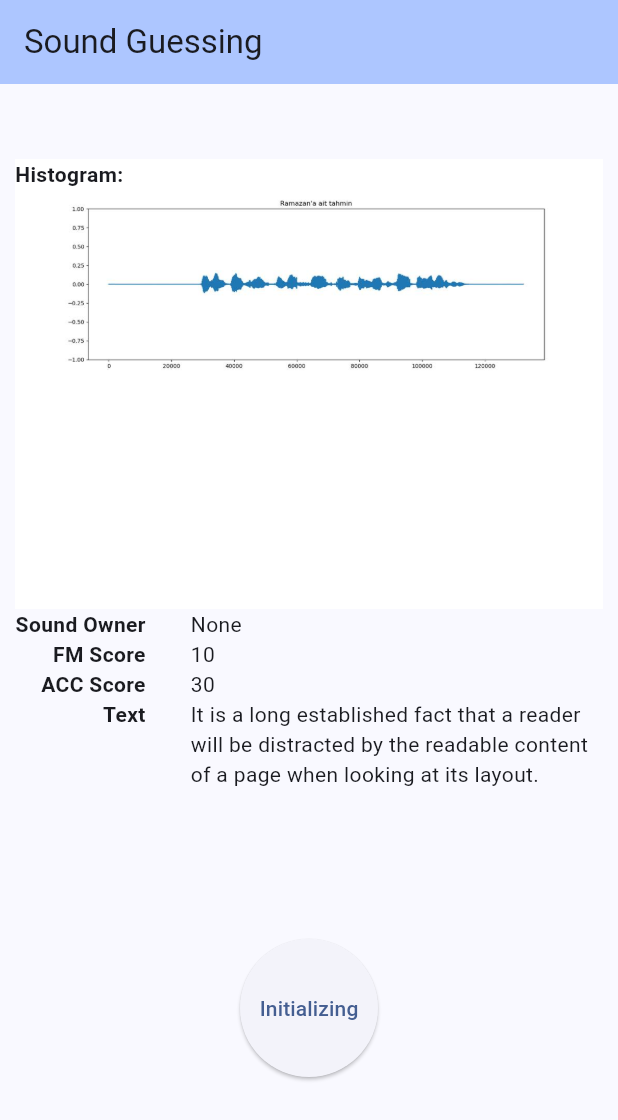
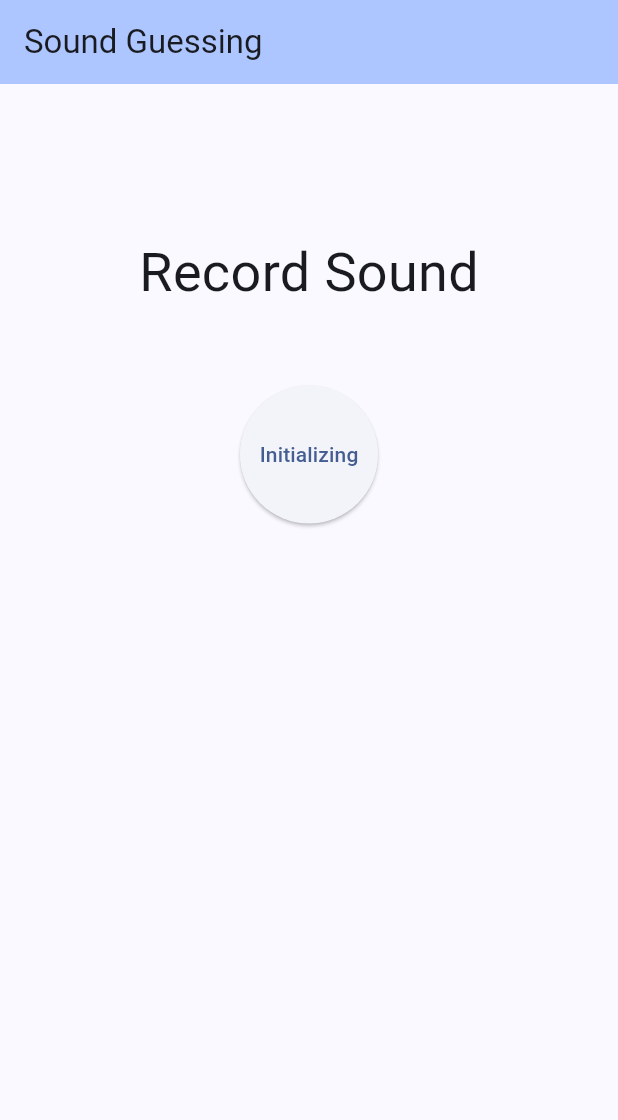
Before and after one commit to CeylinC/Yazilim-Proje-Yonetimi, a Flutter app: the screen it shows after launch, on a phone screen of 412 x 824 dp. Shown: the top 1120 px of the screen. Run offline on Flutter 3.47's test engine with Material 3 defaults, Android fonts, the phone set to English and light mode, and no system bars; missing offline and left inert: flutter_desktop_audio_recorder.

Commit message:
refactor: add services

```diff
--- a/sound/lib/main.dart
+++ b/sound/lib/main.dart
@@ -1,3 +1,5 @@
+import 'dart:convert';
+
 import 'package:flutter/material.dart';
 import 'package:sound/widget/Button.dart';
 import 'package:sound/widget/Image.dart';
@@ -48,12 +50,14 @@
 }
 
 class _MyHomePageState extends State<MyHomePage> {
-  String? _uploadResult;
+  Map<String, dynamic>? _uploadResult;
 
   void _handleFileUpload() async {
     String? result = await uploadFile();
     setState(() {
-      _uploadResult = result;
+      if (result != null) {
+        _uploadResult = jsonDecode(result);
+      }
     });
   }
 
@@ -71,10 +75,9 @@
           child: Center(
             child: Column(
               mainAxisAlignment: MainAxisAlignment.center,
-              children: <Widget>[
-                const Histogram(
-                  imagePath: 'lib/assets/histogram.jpg',
-                ),
+              children: _uploadResult != null
+                  ? <Widget>[
+                      const Histogram(),
                       Row(
                           crossAxisAlignment: CrossAxisAlignment.start,
                           mainAxisAlignment: MainAxisAlignment.center,
@@ -106,15 +109,15 @@
                             Column(
                               crossAxisAlignment: CrossAxisAlignment.start,
                               children: [
-                          Text(_uploadResult?.substring(15, _uploadResult!.length - 8) ?? "None"),
-                          const Text("10"),
-                          const Text("30"),
+                                Text(_uploadResult!["result"]!),
+                                Text(_uploadResult!["F1_score"]!),
+                                Text(_uploadResult!["acc_score"]!),
                                 Container(
                                   width: screenWidth * 2 / 3,
                                   constraints: const BoxConstraints(
                                       minWidth: 100, maxWidth: 500),
-                            child: const Text(
-                              'It is a long established fact that a reader will be distracted by the readable content of a page when looking at its layout.',
+                                  child: Text(
+                                    _uploadResult!["audio_text"]!,
                                     softWrap: true,
                                     maxLines: 30,
                                   ),
@@ -122,8 +125,22 @@
                               ],
                             ),
                           ]),
+                      const Padding(
+                          padding: EdgeInsets.only(top: 50),
+                          child: Text("Record Sound",
+                              style: TextStyle(fontSize: 36))),
                       Padding(
-                  padding: const EdgeInsets.symmetric(vertical: 100),
+                        padding: const EdgeInsets.symmetric(vertical: 50),
+                        child: Button(uploadFile: _handleFileUpload),
+                      )
+                    ]
+                  : [
+                      const Padding(
+                          padding: EdgeInsets.only(top: 50),
+                          child: Text("Record Sound",
+                              style: TextStyle(fontSize: 36))),
+                      Padding(
+                        padding: const EdgeInsets.symmetric(vertical: 50),
                         child: Button(uploadFile: _handleFileUpload),
                       )
                     ],
--- a/sound/lib/widget/Image.dart
+++ b/sound/lib/widget/Image.dart
@@ -1,27 +1,25 @@
 import 'package:flutter/material.dart';
 
-class Histogram extends StatelessWidget {
-  final String imagePath;
-  final double width;
-  final double height;
+class Histogram extends StatefulWidget{
+  const Histogram({super.key});
 
-  const Histogram({
-    required this.imagePath,
-    this.width = 1000.0,
-    this.height = 300.0,
-  });
+  @override
+  _Histogram createState() => _Histogram();
+
+}
+class _Histogram extends State<Histogram> {
 
   @override
   Widget build(BuildContext context) {
     return Container(
-        width: width,
-        height: height,
-        decoration: BoxDecoration(
+        width: 1000.0,
+        height: 300.0,
+        decoration: const BoxDecoration(
           shape: BoxShape.rectangle,
           image: DecorationImage(
             fit: BoxFit.fitWidth,
-            alignment: const Alignment(0.0, -0.72),
-            image: AssetImage(imagePath),
+            alignment: Alignment(0.0, -0.72),
+            image: NetworkImage("http://127.0.0.1:8000/image/"),
           ),
         ),
         child: const Text("Histogram: ", style: TextStyle(fontWeight: FontWeight.bold,)));
```
Also changed, not shown: 1 other file. Lines whose indentation alone changed are shown as unchanged.
